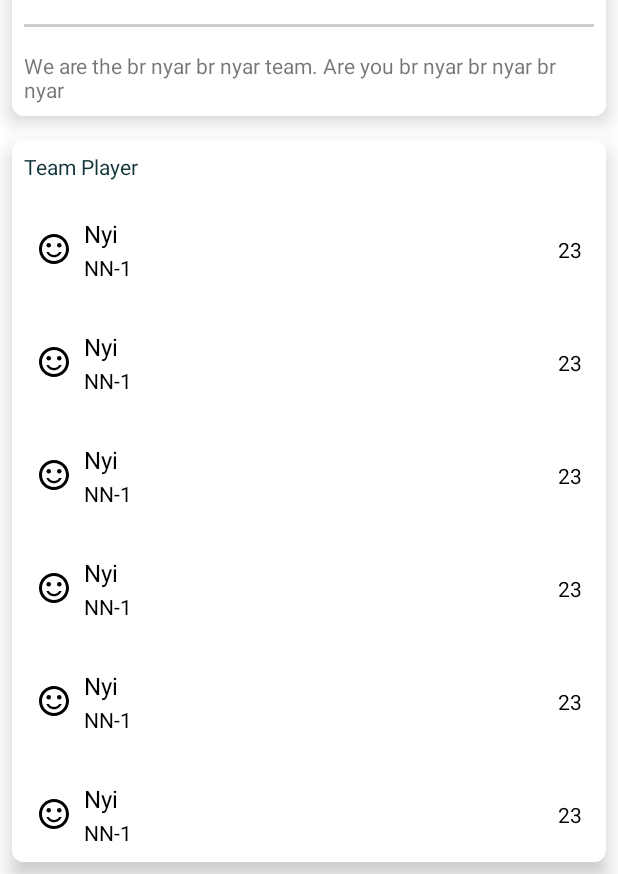
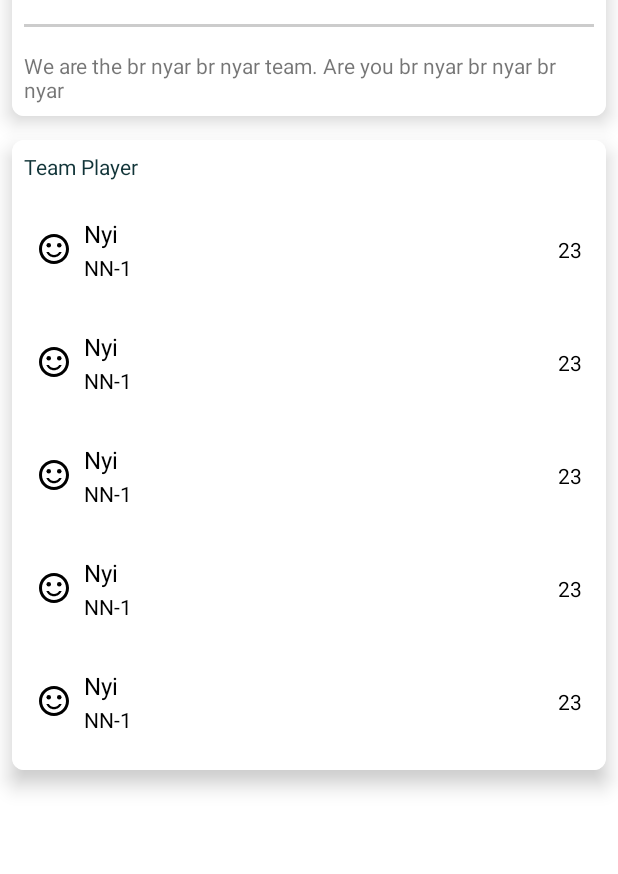
Before and after one commit to Kaungkhant97/The-Match, an Android app: the screen it shows after launch (LoginActivity), on a phone screen of 412 x 824 dp, the part 362-1236 px from its top. Run offline under Robolectric (Android 15) with nearby library versions, the phone set to English and light mode, and no system bars.

Commit message:
git ignore solve

```diff
--- /dev/null
+++ b/app/src/main/java/com/anglehack/thematch/thematch/fragments/PlayerChallenge.java
@@ -0,0 +1,10 @@
+package com.anglehack.thematch.thematch.fragments;
+
+import android.support.v4.app.Fragment;
+
+/**
+ * Created by IN-3442 on 30-Jun-18.
+ */
+
+public class PlayerChallenge extends Fragment {
+}
--- a/app/src/main/java/com/anglehack/thematch/thematch/fragments/TeamFragment.java
+++ b/app/src/main/java/com/anglehack/thematch/thematch/fragments/TeamFragment.java
@@ -40,11 +40,6 @@ public class TeamFragment extends Fragment {
             mTeamPlayerList.add(new Player("Nyi", "NN-1", "23"));
             mTeamPlayerList.add(new Player("Nyi", "NN-1", "23"));
         }
-        mTeamPlayerList.add(new Player("Nyi", "NN-1", "23"));
-        mTeamPlayerList.add(new Player("Nyi", "NN-1", "23"));
-        mTeamPlayerList.add(new Player("Nyi", "NN-1", "23"));
-        mTeamPlayerList.add(new Player("Nyi", "NN-1", "23"));
-        mTeamPlayerList.add(new Player("Nyi", "NN-1", "23"));
         mPlayerListAdapter = new PlayerListAdapter(getLayoutInflater(), mTeamPlayerList);
     }
 
```
